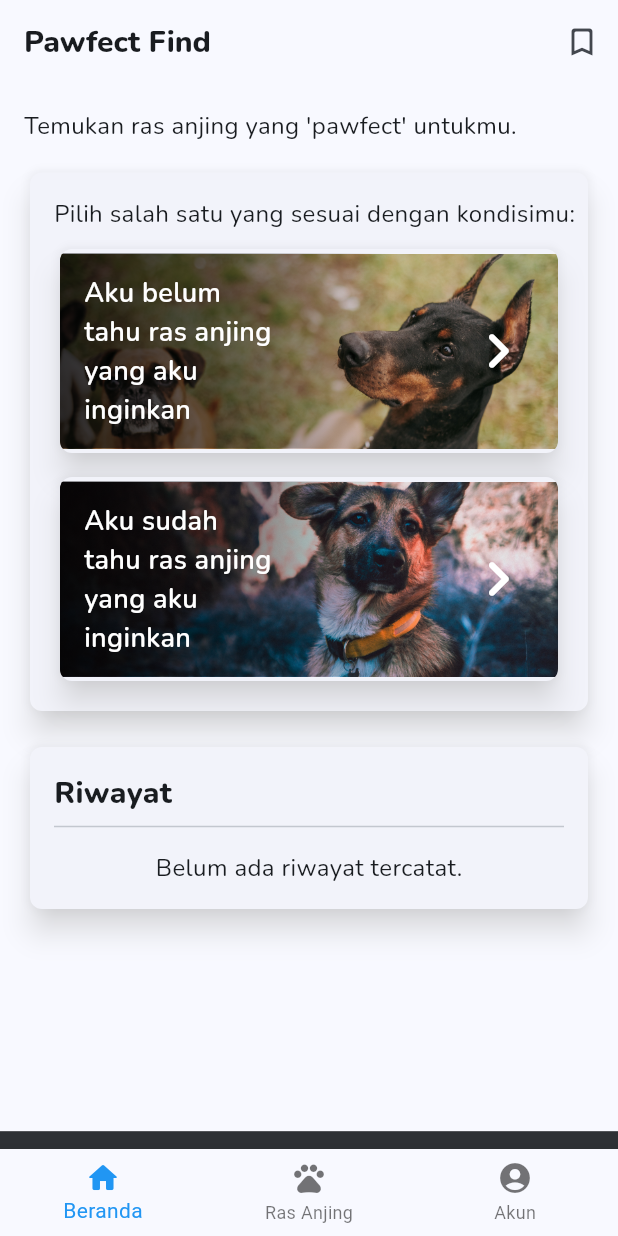
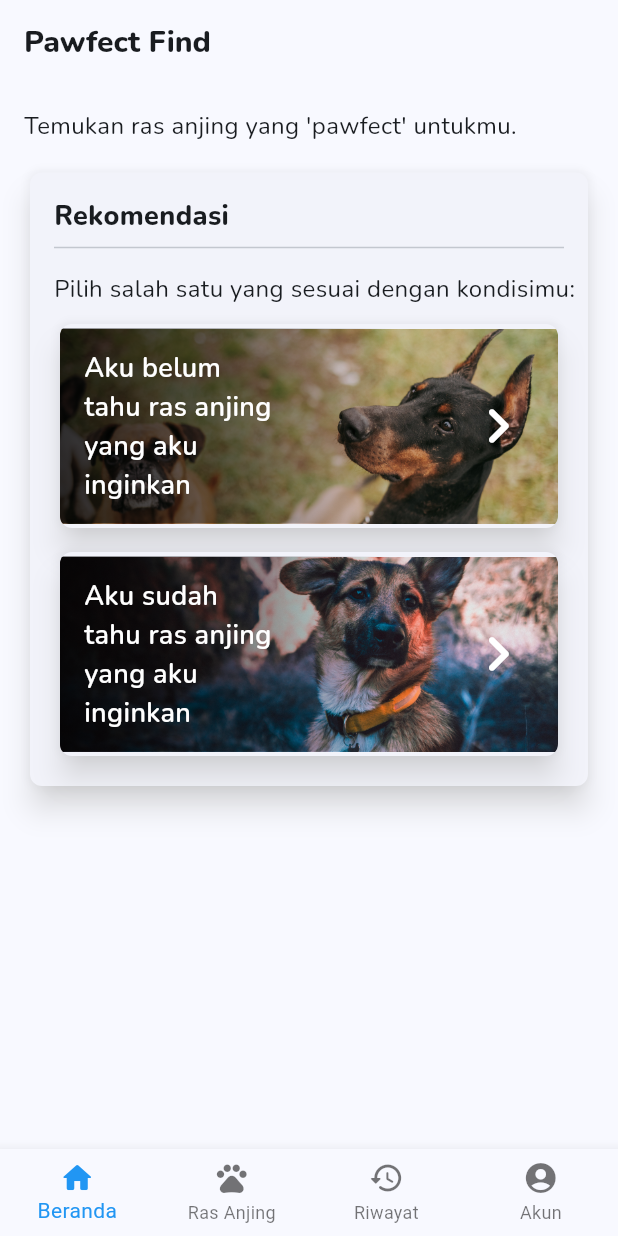
Before and after one commit to cellaaudi/Pawfect-Find-Flutter, a Flutter app: the screen it shows once a user with an empty profile is signed in, on a phone screen of 412 x 824 dp. Run offline on Flutter 3.47's test engine with Material 3 defaults, Android fonts, the phone set to English and light mode, and no system bars; our stand-ins replace firebase_auth, firebase_core, google_fonts, google_sign_in, shared_preferences; accounts and stored records are empty.

Commit message:
tampil history

```diff
--- a/pawfect_find/lib/class/history.dart
+++ b/pawfect_find/lib/class/history.dart
@@ -4,7 +4,6 @@ class History {
   final int user_id;
   final String created_at;
   final List<Map<String, dynamic>>? recommendations;
-  // final List<dynamic> recommendations;
 
   History({
     required this.id,
@@ -20,7 +19,6 @@ class History {
         answer: json['answer'] as String,
         user_id: json['user_id'] as int,
         created_at: json['created_at'] as String,
-        // recommendations: json['recommendations'] as List<dynamic>
         recommendations: (json['recommendations'] as List<dynamic>?)
             ?.map((rec) => rec as Map<String, dynamic>)
             .toList()
--- a/pawfect_find/lib/main.dart
+++ b/pawfect_find/lib/main.dart
@@ -6,6 +6,7 @@ import 'package:pawfect_find/screen/auth/login.dart';
 import 'package:pawfect_find/screen/detail/detail.dart';
 import 'package:pawfect_find/screen/detail/detail_afquiz.dart';
 import 'package:pawfect_find/screen/navbar/breed.dart';
+import 'package:pawfect_find/screen/navbar/history.dart';
 import 'package:pawfect_find/screen/navbar/home.dart';
 import 'package:pawfect_find/screen/navbar/account.dart';
 import 'package:pawfect_find/screen/quiz/choose.dart';
@@ -81,13 +82,12 @@ class MyApp extends StatelessWidget {
       ),
       routes: {
         'login': (context) => LoginPage(),
-        'breed': (context) => BreedPage(),
-        'detail': (context) => DetailPage(),
         'quiz': (context) => QuizPage(),
         'choose': (context) => ChoosePage(),
         'quiz_choices': (context) => QuizChoosePage(),
         'result': (context) => ResultPage(),
         'detail_afquiz': (context) => DetailQuizPage(),
+        'detail': (context) => DetailPage(),
       },
     );
   }
@@ -107,11 +107,13 @@ class _MyHomePageState extends State<MyHomePage> {
   final List<Widget> _screens = [
     HomePage(),
     BreedPage(),
+    HistoryPage(),
     AccountPage()
   ];
 
   Widget navbar() {
     return BottomNavigationBar(
+      type: BottomNavigationBarType.fixed,
       currentIndex: _currentIndex,
       fixedColor: Colors.blue,
       items: [
@@ -121,6 +123,8 @@ class _MyHomePageState extends State<MyHomePage> {
           label: "Ras Anjing",
           icon: Icon(Icons.pets_rounded),
         ),
+        BottomNavigationBarItem(
+            label: "Riwayat", icon: Icon(Icons.history_rounded)),
         BottomNavigationBarItem(
             label: "Akun", icon: Icon(Icons.account_circle_rounded)),
       ],
--- a/pawfect_find/lib/screen/navbar/account.dart
+++ b/pawfect_find/lib/screen/navbar/account.dart
@@ -100,6 +100,12 @@ class _AccountPage extends State<AccountPage> {
   @override
   Widget build(BuildContext context) {
     return Scaffold(
+      appBar: AppBar(
+        title: Text(
+          "Akun",
+          style: GoogleFonts.nunito(fontSize: 20, fontWeight: FontWeight.w800),
+        ),
+      ),
       body: buildBody(),
     );
   }
--- a/pawfect_find/lib/screen/navbar/home.dart
+++ b/pawfect_find/lib/screen/navbar/home.dart
@@ -14,67 +14,6 @@ class HomePage extends StatefulWidget {
 
 class _HomePage extends State<HomePage> {
   double cardHeight = 130.0;
-
-  // Shared Preferences
-  int? idUser;
-
-  // variable untuk store histories user
-  List<History> histories = [];
-
-  // method shared preferences role
-  void getUserID() async {
-    final prefs = await SharedPreferences.getInstance();
-    setState(() {
-      idUser = prefs.getInt('id_user') ?? 0;
-      fetchHistory();
-    });
-  }
-
-  // method fetch histories
-  Future<void> fetchHistory() async {
-    try {
-      final response = await http.post(
-          Uri.parse("http://localhost/ta/Pawfect-Find-PHP/history.php"),
-          body: {'user_id': idUser.toString()});
-
-      if (response.statusCode == 200) {
-        Map<String, dynamic> json = jsonDecode(response.body);
-
-        // kalau ada riwayat
-        if (json['result'] == "Success") {
-          List<History> fetchedHist = List<History>.from(
-              json['data'].map((hist) => History.fromJson(hist)));
-
-          setState(() {
-            histories = fetchedHist;
-          });
-        } else {
-          // kalau belum ada riwayat
-          setState(() {
-            histories = [];
-          });
-        }
-      } else {
-        ScaffoldMessenger.of(context).showSnackBar(SnackBar(
-          content: Text(
-            'Gagal menampilkan riwayat',
-            style: GoogleFonts.nunito(),
-          ),
-          duration: Duration(seconds: 3),
-        ));
-        throw Exception("Gagal menampilkan riwayat");
-      }
-    } catch (e) {
-      ScaffoldMessenger.of(context).showSnackBar(SnackBar(
-        content: Text(
-          'Terjadi kesalahan: $e',
-          style: GoogleFonts.nunito(),
-        ),
-        duration: Duration(seconds: 3),
-      ));
-      throw Exception("Terjadi kesalahan: $e");
-    }
-  }
 
   // method untuk UI card
   Widget displayCard(
@@ -139,53 +78,10 @@ class _HomePage extends State<HomePage> {
                 ),
               )));
 
-  // method untuk data history
-  Widget buildHistoryList() {
-    if (histories.isNotEmpty) {
-      return ListView.builder(
-        shrinkWrap: true,
-        itemCount: histories.length,
-        itemBuilder: (context, index) {
-          History history = histories[index];
-
-          return ListTile(
-              title: Text(
-                "${history.recommendations![0]['breed']}",
-                style: GoogleFonts.nunito(
-                    fontSize: 16, fontWeight: FontWeight.w600),
-              ),
-              subtitle: Text(
-                history.created_at,
-                style: GoogleFonts.nunito(fontSize: 12),
-              ),
-              trailing: Row(
-                mainAxisSize: MainAxisSize.min,
-                children: [
-                  Text(
-                    "${history.recommendations![0]['cf'].toStringAsFixed(2)}%",
-                    style: GoogleFonts.nunito(
-                        fontSize: 16, fontWeight: FontWeight.w600),
-                  ),
-                  SizedBox(width: 8,),
-                  Icon(Icons.arrow_forward_ios_rounded)
-                ],
-              ));
-        },
-      );
-    } else {
-      return Center(
-        child: Text(
-          'Belum ada riwayat tercatat.',
-          style: GoogleFonts.nunito(fontSize: 16),
-        ),
-      );
-    }
-  }
-
   // method untuk body scaffold
-  Widget displayBody(ctxt) => Padding(
-        padding: EdgeInsets.all(16.0),
-        child: SingleChildScrollView(
+  Widget displayBody(ctxt) => SingleChildScrollView(
+          child: Padding(
+        padding: EdgeInsets.all(16),
         child: Column(
           children: [
             Row(
@@ -210,6 +106,19 @@ class _HomePage extends State<HomePage> {
                       child: Padding(
                         padding: EdgeInsets.all(16.0),
                         child: Column(children: [
+                          Row(
+                            children: [
+                              Text(
+                                "Rekomendasi",
+                                style: GoogleFonts.nunito(
+                                    fontSize: 18, fontWeight: FontWeight.w800),
+                              )
+                            ],
+                          ),
+                          Divider(),
+                          SizedBox(
+                            height: 8,
+                          ),
                           Row(children: [
                             Text(
                               'Pilih salah satu yang sesuai dengan kondisimu:',
@@ -244,51 +153,13 @@ class _HomePage extends State<HomePage> {
             SizedBox(
               height: 16.0,
             ),
-              Row(
-                mainAxisAlignment: MainAxisAlignment.start,
-                children: [
-                  Expanded(
-                      child: Card(
-                    elevation: 8,
-                    shadowColor: Colors.grey.shade50,
-                    shape: RoundedRectangleBorder(
-                        borderRadius: BorderRadius.circular(8)),
-                    child: Padding(
-                      padding: EdgeInsets.all(16.0),
-                      child: Column(
-                        children: [
-                          Row(
-                            children: [
-                              Text(
-                                "Riwayat",
-                                style: GoogleFonts.nunito(
-                                    fontSize: 20, fontWeight: FontWeight.w800),
-                              ),
           ],
         ),
-                          Divider(),
-                          SizedBox(
-                            height: 8,
-                          ),
-                          Row(
-                            children: [Expanded(child: buildHistoryList())],
-                          )
-                        ],
-                      ),
-                    ),
-                  ))
-                ],
-              )
-            ],
-          ),
-        ),
-      );
+      ));
 
   @override
   void initState() {
     super.initState();
-
-    getUserID();
   }
 
   @override
@@ -300,10 +171,6 @@ class _HomePage extends State<HomePage> {
             style:
                 GoogleFonts.nunito(fontSize: 20.0, fontWeight: FontWeight.w800),
           ),
-          actions: [
-            IconButton(
-                onPressed: () {}, icon: Icon(Icons.bookmark_border_rounded))
-          ],
         ),
         body: displayBody(context));
   }
--- a/pawfect_find/lib/screen/quiz/quiz.dart
+++ b/pawfect_find/lib/screen/quiz/quiz.dart
@@ -122,7 +122,7 @@ class _QuizPage extends State<QuizPage> {
         String historyId = result['history_id'].toString();
 
         final prefs = await SharedPreferences.getInstance();
-        prefs.setString('history_id', historyId);
+        prefs.setString('id_history', historyId);
 
         Navigator.pushNamed(context, "result");
       }
--- a/pawfect_find/lib/screen/quiz/quiz_afchoose.dart
+++ b/pawfect_find/lib/screen/quiz/quiz_afchoose.dart
@@ -139,7 +139,7 @@ class _QuizChoosePage extends State<QuizChoosePage> {
         String historyId = result['history_id'].toString();
 
         final prefs = await SharedPreferences.getInstance();
-        prefs.setString('history_id', historyId);
+        prefs.setString('id_history', historyId);
 
         Navigator.pushNamed(context, "result");
       }
--- a/pawfect_find/lib/screen/quiz/result.dart
+++ b/pawfect_find/lib/screen/quiz/result.dart
@@ -22,7 +22,7 @@ class _ResultPage extends State<ResultPage> {
   // method untuk ambil history id yang baru
   Future<String> getHistoryID() async {
     final prefs = await SharedPreferences.getInstance();
-    String historyId = prefs.getString("history_id") ?? '';
+    String historyId = prefs.getString("id_history") ?? '';
     return historyId;
   }
 
```
Also changed, not shown: pawfect_find/lib/screen/navbar/history.dart (added, +182 -0 lines). Lines whose indentation alone changed are shown as unchanged.
